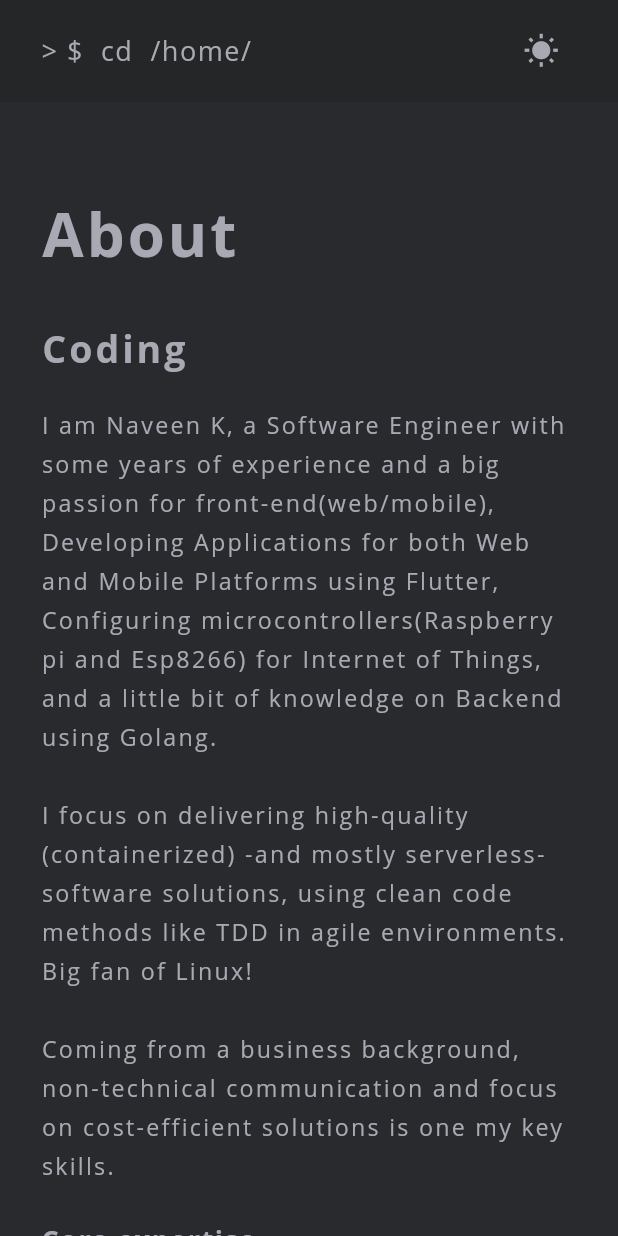
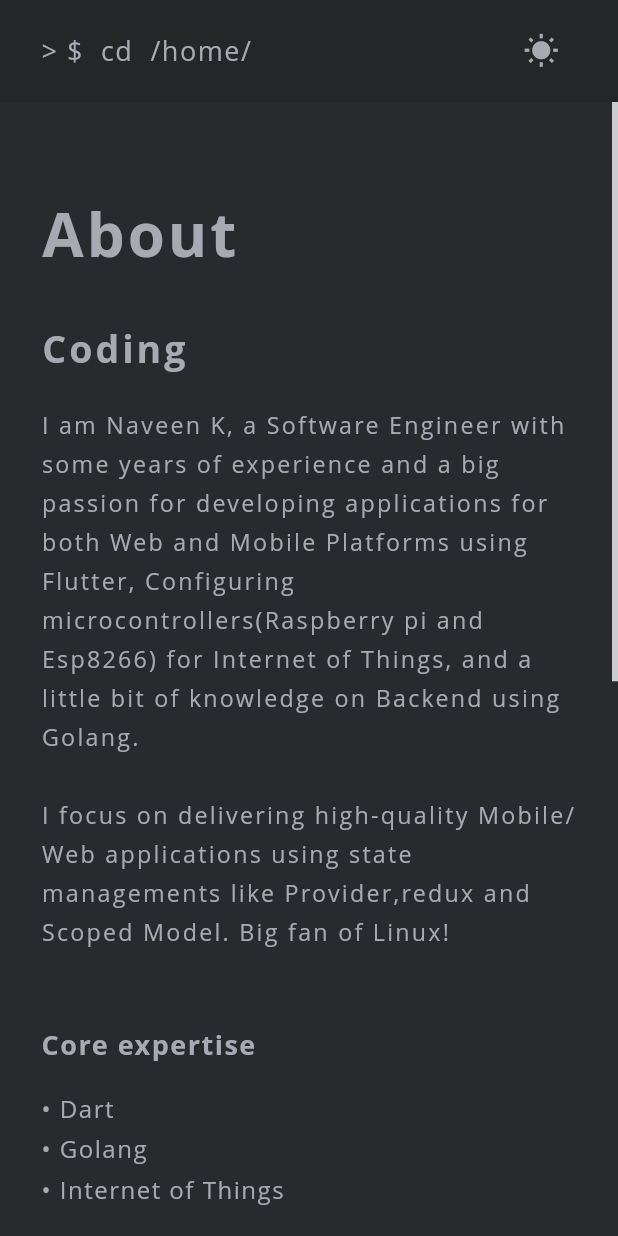
Before and after one commit to Naveenmavoor/my_portfolio, a Flutter app: the screen it shows after launch, after a tap on "About me", on a phone screen of 412 x 824 dp. Run offline on Flutter 3.47's test engine with Material 2 defaults, Android fonts, the phone set to English and light mode, and no system bars; our stand-ins replace font_awesome_flutter, shared_preferences, url_strategy.

Commit message:
added/modified

```diff
--- a/lib/main.dart
+++ b/lib/main.dart
@@ -1,13 +1,15 @@
 import 'package:flutter/material.dart';
 import 'package:portfolio/darktheme_provider.dart';
-import 'package:portfolio/routes/blogpage.dart';
 import 'package:portfolio/routes/homepage.dart';
 import 'package:provider/provider.dart';
 import 'package:portfolio/model/styles.dart';
 import 'package:portfolio/routes/aboutme.dart';
+import 'package:url_strategy/url_strategy.dart';
 import './routes/aboutme.dart';
 
+
 void main() {
+    setPathUrlStrategy();
   runApp(MyApp());
 }
 
@@ -40,13 +42,11 @@ class _MyAppState extends State<MyApp> {
         builder: (BuildContext context, value, Widget? child) {
           return MaterialApp(
             debugShowCheckedModeBanner: false,
-             theme: Styles.themeData(themeChangeProvider.darkTheme, context),
-
+            theme: Styles.themeData(themeChangeProvider.darkTheme, context),
             initialRoute: MyHomePage.route,
             routes: {
               MyHomePage.route: (context) => MyHomePage(),
               AboutPage.route: (context) => AboutPage(),
-              BlogPage.route: (context) => BlogPage()
             },
           );
         },
--- a/lib/routes/aboutme.dart
+++ b/lib/routes/aboutme.dart
@@ -11,10 +11,12 @@ class AboutPage extends StatelessWidget {
     final screenSize = MediaQuery.of(context).size;
     return Scaffold(
       appBar: MyAppBar(),
-      body: Padding(
-        padding:
-            EdgeInsets.symmetric(horizontal: pow((screenSize.width / 79), 2) as double),
+      body: Scrollbar(
+        isAlwaysShown: true,
         child: SingleChildScrollView(
+          child: Padding(
+            padding: EdgeInsets.symmetric(
+                horizontal: pow((screenSize.width / 79), 2) as double),
             child: Column(
               crossAxisAlignment: CrossAxisAlignment.start,
               children: [
@@ -41,11 +43,10 @@ class AboutPage extends StatelessWidget {
                   ),
                 ),
                 Text(
-                '''I am Naveen K, a Software Engineer with some years of experience and a big passion for front-end(web/mobile), Developing Applications for both Web and Mobile Platforms using Flutter, Configuring microcontrollers(Raspberry pi and Esp8266) for Internet of Things, and a little bit of knowledge on Backend using Golang.
+                  '''I am Naveen K, a Software Engineer with some years of experience and a big passion for developing applications for both Web and Mobile Platforms using Flutter, Configuring microcontrollers(Raspberry pi and Esp8266) for Internet of Things, and a little bit of knowledge on Backend using Golang.
 
-I focus on delivering high-quality (containerized) -and mostly serverless- software solutions, using clean code methods like TDD in agile environments. Big fan of Linux!
+I focus on delivering high-quality Mobile/Web applications using state managements like Provider,redux and Scoped Model. Big fan of Linux!
 
-Coming from a business background, non-technical communication and focus on cost-efficient solutions is one my key skills.
 ''',
                   style: TextStyle(
                     height: 1.7,
@@ -76,8 +77,8 @@ Coming from a business background, non-technical communication and focus on cost
                   ),
                 ),
                 Text(
-                  '''Worked with framework Flutter for dart by building applications in both Mobile/Web platforms. I enjoy using Golang for backend development as well.
-Currently self learning and looking forward to become a developer :).''',
+                    '''Worked with framework Flutter for dart by building applications in both Mobile/Web platforms. Embedded programming using C++ and Python for interfacing it with the Cloud and Frontend/Backend Application using Mqtt and Http. I enjoy using Golang for backend development.
+Currently self learning and looking forward to land on a dream company :).''',
                     style: TextStyle(
                       height: 1.7,
                       letterSpacing: 1,
@@ -93,7 +94,7 @@ Currently self learning and looking forward to become a developer :).''',
                           letterSpacing: 1)),
                 ),
                 Text(
-                '''Besides my passion for coding I have a big passion for fitness. On my socials I preach about it a lot and I believe that (especially) developers, should be more conscious about the long-term postive effects of staying active and maintaining a healthy work/life balance.
+                  '''Besides my passion for coding I have a big passion for fitness. On my socials I preach about it and I believe that (especially) developers, should be more conscious about the long-term postive effects of staying active and maintaining a healthy work/life balance.
  ''',
                   style: TextStyle(
                     height: 1.7,
@@ -113,6 +114,7 @@ Currently self learning and looking forward to become a developer :).''',
             ),
           ),
         ),
+      ),
     );
   }
 }
--- a/lib/routes/blogpage.dart
+++ /dev/null
@@ -1,14 +0,0 @@
-import 'package:flutter/material.dart';
-import 'package:portfolio/ui_widgets/appbar.dart';
-
-class BlogPage extends StatelessWidget {
-
-  static const String route = '/blog';
-   @override
-  Widget build(BuildContext context) {
-    return Scaffold(
-      appBar: MyAppBar(),
-      body: Container(),
-    );
-  }
-}
--- a/lib/routes/homepage.dart
+++ b/lib/routes/homepage.dart
@@ -3,7 +3,6 @@ import 'package:font_awesome_flutter/font_awesome_flutter.dart';
 import 'package:portfolio/ui_widgets/appbar.dart';
 import 'package:portfolio/ui_widgets/copyright.dart';
 import 'package:portfolio/routes/aboutme.dart';
-import 'package:portfolio/routes/blogpage.dart';
 import 'package:url_launcher/url_launcher.dart';
 
 class MyHomePage extends StatefulWidget {
@@ -30,22 +29,42 @@ class _MyHomePageState extends State<MyHomePage> {
       appBar: MyAppBar(),
       body: Align(
         alignment: Alignment.topCenter,
+        child: Scrollbar(
+          isAlwaysShown: true,
           child: SingleChildScrollView(
             child: Column(
               children: [
                 AnimatedPadding(
                     duration: Duration(seconds: 1),
                     padding:
-                      EdgeInsets.only(top: smallWidth ? 15 : 30, bottom: 37),
+                        EdgeInsets.only(top: smallWidth ? 15 : 40, bottom: 37),
                     child: AnimatedContainer(
+                      constraints: BoxConstraints(
+                          maxHeight: 190,
+                          maxWidth: 190,
+                          minHeight: 100,
+                          minWidth: 100),
                       duration: Duration(milliseconds: 500),
                       height: _screenLargeSmall
-                        ? screenSize.height * 0.19
+                          ? screenSize.height * 0.18
                           : screenSize.width * 0.19,
                       width: _screenLargeSmall
-                        ? screenSize.height * 0.19
+                          ? screenSize.height * 0.18
                           : screenSize.width * 0.19,
                       decoration: BoxDecoration(
+                          gradient: LinearGradient(
+                            colors: [
+                              Color(0xff737373),
+                              Color(0xff8C8C8C),
+                              Color(0xffA6A6A6),
+                              Color(0xffBFBFBF),
+                              Color(0xffD9D9D9),
+                              Color(0xffBFBFBF),
+                              Color(0xffA6A6A6),
+                              Color(0xff8C8C8C),
+                              Color(0xff737373),
+                            ],
+                          ),
                           shape: BoxShape.circle,
                           image: DecorationImage(
                             image: AssetImage('assets/dp.png'),
@@ -73,22 +92,18 @@ class _MyHomePageState extends State<MyHomePage> {
                   child: InkWell(
                     borderRadius: BorderRadius.circular(10),
                     child: boxes('About me'),
-                  onTap: () => Navigator.of(context).pushNamed(AboutPage.route),
+                    onTap: () =>
+                        Navigator.of(context).pushNamed(AboutPage.route),
                   ),
                 ),
-              InkWell(
-                borderRadius: BorderRadius.circular(10),
-                child: boxes('Blog'),
-                onTap: () => Navigator.of(context).pushNamed(BlogPage.route),
-              ),
+                resumeButton(),
                 Padding(
                     padding: const EdgeInsets.only(top: 80, bottom: 30),
                     child: logos()),
-              Copyright(
-                launchurl: launchURL,smallsize:smallWidth
-              ),
+                Copyright(launchurl: launchURL, smallsize: smallWidth),
                 SizedBox(height: 30),
               ],
+            ),
           ),
         ),
       ),
@@ -150,4 +165,13 @@ class _MyHomePageState extends State<MyHomePage> {
       ),
     );
   }
+
+  Widget resumeButton() {
+    final _resumeUrl =
+        'https://drive.google.com/file/d/1VijwswRvooZQ0n3mWbS6ZpRNW3_xOKFp/view?usp=sharing';
+    return InkWell(
+        borderRadius: BorderRadius.circular(10),
+        child: boxes('Resume'),
+        onTap: () => launchURL(_resumeUrl));
   }
+}
--- a/lib/ui_widgets/appbar.dart
+++ b/lib/ui_widgets/appbar.dart
@@ -12,8 +12,9 @@ class MyAppBar extends StatefulWidget implements PreferredSizeWidget {
 }
 
 class _MyAppBarState extends State<MyAppBar> {
+
   _launchURL() async {
-    const url = 'https://flutter.io';
+    const url = 'https://naveenkmavoor.tech';
     if (await canLaunch(url)) {
       await launch(url);
     } else {
@@ -33,12 +34,12 @@ class _MyAppBarState extends State<MyAppBar> {
         onTap: _launchURL,
         child: Row(
           children: [
-
             Text(
               '> \$  cd  /home/',
               style: TextStyle(
-                  fontSize: 18,
-                  letterSpacing: 1, ),
+                fontSize: 18,
+                letterSpacing: 1,
+              ),
             ),
             SizedBox(
               width: 5,
--- a/lib/ui_widgets/copyright.dart
+++ b/lib/ui_widgets/copyright.dart
@@ -3,7 +3,7 @@ import 'package:flutter/material.dart';
 class Copyright extends StatelessWidget {
   final Function? launchurl;
   final bool smallsize;
-  final url = 'https://naveenmavoor.github.io';
+  final url = 'https://naveenkmavoor.tech';
   Copyright({this.launchurl, this.smallsize = false});
 
   @override
--- a/pubspec.yaml
+++ b/pubspec.yaml
@@ -32,6 +32,8 @@ dependencies:
   provider: ^5.0.0
   url_launcher: ^6.0.3
   font_awesome_flutter: ^9.0.0
+  url_strategy: ^0.2.0
+  http:
 
 dev_dependencies:
   flutter_test:
```
Also changed, not shown: assets/dp.png, pubspec.lock, 6 other files. Lines whose indentation alone changed are shown as unchanged.
